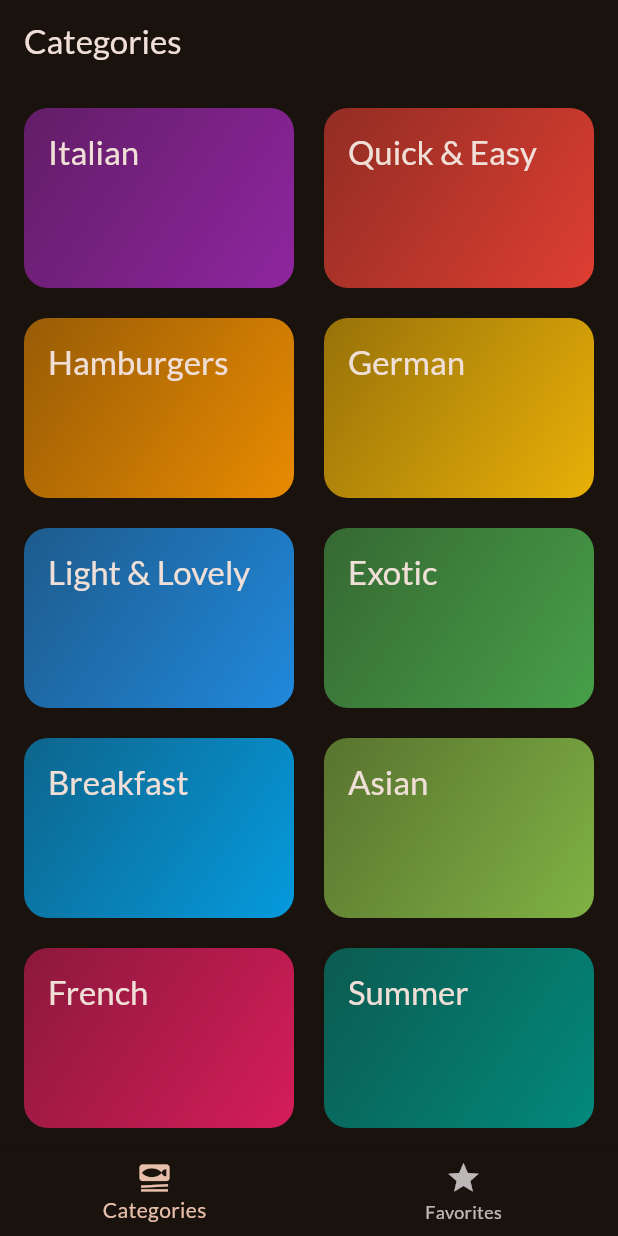
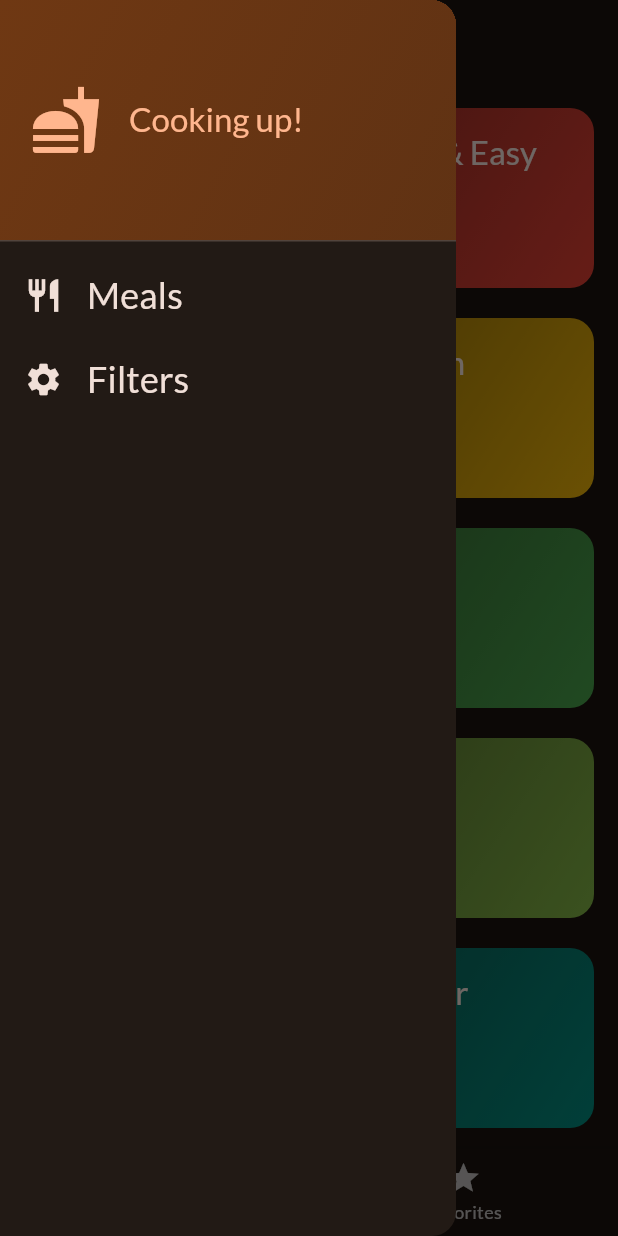
Before and after one commit to antoniobgo/cook-it-up, a Flutter app: the screen it shows after launch, with the side drawer open (before the commit the screen has no drawer), on a phone screen of 412 x 824 dp. Run offline on Flutter 3.47's test engine with Material 3 defaults, Android fonts, the phone set to English and light mode, and no system bars; our stand-ins replace google_fonts, transparent_image.

Commit message:
adding a drawer

```diff
--- a/lib/screens/tabs.dart
+++ b/lib/screens/tabs.dart
@@ -1,6 +1,7 @@
 import 'package:cook_it_up/models/meal.dart';
 import 'package:cook_it_up/screens/categories.dart';
 import 'package:cook_it_up/screens/meals.dart';
+import 'package:cook_it_up/widgets/main_drawer.dart';
 import 'package:flutter/material.dart';
 
 class TabsScreen extends StatefulWidget {
@@ -62,6 +63,7 @@ class _TabsScreenState extends State<TabsScreen> {
       appBar: AppBar(
         title: Text(title),
       ),
+      drawer: const MainDrawer(),
       body: activePage,
       bottomNavigationBar: BottomNavigationBar(
         onTap: (index) {
--- /dev/null
+++ b/lib/widgets/main_drawer.dart
@@ -0,0 +1,62 @@
+import 'package:flutter/material.dart';
+
+class MainDrawer extends StatelessWidget {
+  const MainDrawer({super.key});
+
+  @override
+  Widget build(BuildContext context) {
+    return Drawer(
+      child: Column(
+        children: [
+          DrawerHeader(
+            padding: const EdgeInsets.all(20),
+            decoration: BoxDecoration(
+              gradient: LinearGradient(colors: [
+                Theme.of(context).colorScheme.primaryContainer,
+                Theme.of(context).colorScheme.primaryContainer.withOpacity(0.8),
+              ], begin: Alignment.topLeft, end: Alignment.bottomRight),
+            ),
+            child: Row(
+              children: [
+                Icon(Icons.fastfood,
+                    color: Theme.of(context).colorScheme.primary, size: 48),
+                const SizedBox(
+                  width: 18,
+                ),
+                Text(
+                  'Cooking up!',
+                  style: Theme.of(context)
+                      .textTheme
+                      .titleLarge!
+                      .copyWith(color: Theme.of(context).colorScheme.primary),
+                ),
+              ],
+            ),
+          ),
+          ListTile(
+            leading: Icon(Icons.restaurant,
+                size: 26, color: Theme.of(context).colorScheme.onBackground),
+            title: Text(
+              'Meals',
+              style: Theme.of(context).textTheme.titleSmall!.copyWith(
+                  color: Theme.of(context).colorScheme.onBackground,
+                  fontSize: 24),
+            ),
+            onTap: () {},
+          ),
+          ListTile(
+            leading: Icon(Icons.settings,
+                size: 26, color: Theme.of(context).colorScheme.onBackground),
+            title: Text(
+              'Filters',
+              style: Theme.of(context).textTheme.titleSmall!.copyWith(
+                  color: Theme.of(context).colorScheme.onBackground,
+                  fontSize: 24),
+            ),
+            onTap: () {},
+          ),
+        ],
+      ),
+    );
+  }
+}
```
